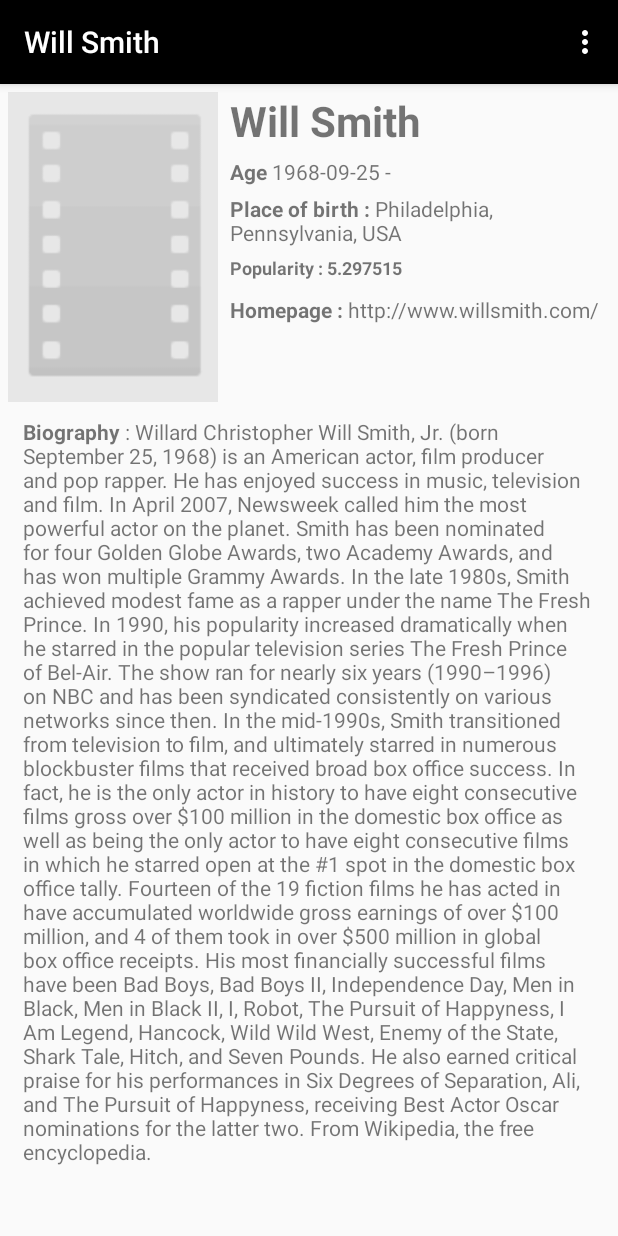
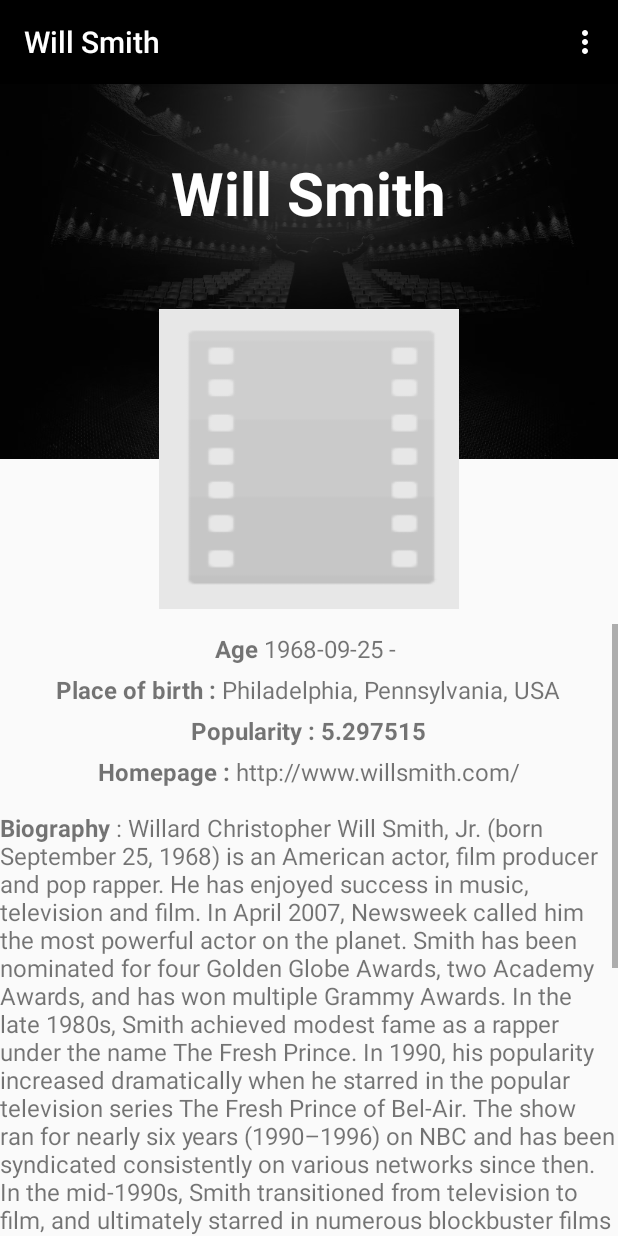
Before and after one commit to vp4655/filmster, an Android app: the screen it shows after launch (ActorDetailActivity), after a tap on "GET ACTOR", on a phone screen of 412 x 824 dp. Run offline under Robolectric (Android 15) with nearby library versions, the light colour scheme and no system bars; our stand-ins replace Volley; network calls fail; pictures from the network do not load; 1 statement that could not run was skipped.

Commit message:
Changed actord activity design.

```diff
--- a/DM_app3/app/src/main/java/hr/fer/dm/dm_app3/ActorDetailActivity.java
+++ b/DM_app3/app/src/main/java/hr/fer/dm/dm_app3/ActorDetailActivity.java
@@ -13,6 +13,7 @@
 
 import com.squareup.picasso.Picasso;
 
+import hr.fer.dm.dm_app3.ImageTransformations.CircleTransformation;
 import hr.fer.dm.dm_app3.ListViewItems.Actor;
 
 public class ActorDetailActivity extends AppCompatActivity {
@@ -60,7 +61,7 @@
                 startActivity(web);
             }
         });
-        Picasso.with(this).load(actor.getProfilePictureUrl()).placeholder(R.drawable.large_movie_poster).into(ivProfilePicture);
+        Picasso.with(this).load(actor.getProfilePictureUrl()).transform(new CircleTransformation()).placeholder(R.drawable.large_movie_poster).into(ivProfilePicture);
     }
 
     @Override
--- /dev/null
+++ b/DM_app3/app/src/main/java/hr/fer/dm/dm_app3/ImageTransformations/circleTransformation.java
@@ -0,0 +1,46 @@
+package hr.fer.dm.dm_app3.ImageTransformations;
+
+/**
+ * Created by Valentino on 16.12.2015..
+ */
+import android.graphics.Bitmap;
+import android.graphics.BitmapShader;
+import android.graphics.Canvas;
+import android.graphics.Paint;
+
+import com.squareup.picasso.Transformation;
+
+public class CircleTransformation implements Transformation {
+    @Override
+    public Bitmap transform(Bitmap source) {
+        int size = Math.min(source.getWidth(), source.getHeight());
+
+        int x = (source.getWidth() - size) / 2;
+        int y = (source.getHeight() - size) / 8;
+
+        Bitmap squaredBitmap = Bitmap.createBitmap(source, x, y, size, size);
+        if (squaredBitmap != source) {
+            source.recycle();
+        }
+
+        Bitmap bitmap = Bitmap.createBitmap(size, size, source.getConfig());
+
+        Canvas canvas = new Canvas(bitmap);
+        Paint paint = new Paint();
+        BitmapShader shader = new BitmapShader(squaredBitmap,
+                BitmapShader.TileMode.CLAMP, BitmapShader.TileMode.CLAMP);
+        paint.setShader(shader);
+        paint.setAntiAlias(true);
+
+        float r = size / 2f;
+        canvas.drawCircle(r, r, r, paint);
+
+        squaredBitmap.recycle();
+        return bitmap;
+    }
+
+    @Override
+    public String key() {
+        return "circle";
+    }
+}
--- a/DM_app3/app/src/main/res/layout/activity_actor_detail.xml
+++ b/DM_app3/app/src/main/res/layout/activity_actor_detail.xml
@@ -2,78 +2,55 @@
     xmlns:tools="http://schemas.android.com/tools"
     android:layout_width="match_parent"
     android:layout_height="match_parent"
-    android:padding="5dp"
+    android:orientation="vertical"
     tools:context=".BoxOfficeDetailActivity" >
 
     <!-- @drawable/large_movie_poster sourced from
          http://content8.flixster.com/movie/11/15/86/11158674_pro.jpg -->
+    <RelativeLayout
+        android:layout_width="match_parent"
+        android:layout_height="wrap_content"
+        android:id="@+id/topLayout">
         <ImageView
-        android:id="@+id/ivProfileImage"
-        android:layout_width="140dp"
+            android:id="@+id/coverPicture"
+            android:layout_width="fill_parent"
             android:layout_height="wrap_content"
-        android:layout_alignParentLeft="true"
-        android:layout_alignParentTop="true"
-        android:maxHeight="240dp"
+            android:maxHeight="250dp"
             android:scaleType="fitXY"
             android:adjustViewBounds="true"
-        android:src="@drawable/large_movie_poster" />
-
+            android:src="@drawable/actor_bg"
+            />
 
         <TextView
             android:id="@+id/tvName"
             android:layout_width="wrap_content"
             android:layout_height="wrap_content"
-        android:layout_alignTop="@+id/ivProfileImage"
             android:textStyle="bold"
-        android:layout_marginLeft="8dp"
-        android:layout_toRightOf="@+id/ivProfileImage"
-        android:text="Joe Getto"
-        android:textSize="28sp" />
+            android:layout_centerHorizontal="true"
+            android:layout_marginTop="45dp"
+            android:text="@string/actor_default_name"
+            android:textSize="40sp"
+            android:textColor="#ffffff"/>
 
-    <TextView
-        android:id="@+id/tvDate"
-        android:layout_width="wrap_content"
+    </RelativeLayout>
+
+    <RelativeLayout
+        android:layout_width="match_parent"
         android:layout_height="wrap_content"
-        android:layout_alignLeft="@+id/tvName"
-        android:layout_below="@+id/tvName"
-        android:layout_marginTop="5dp"
-        android:text="1993.28.01 - "
-        android:textSize="14sp" />
+        android:id="@+id/bottomLayout"
+        android:layout_below="@+id/topLayout"
+        android:layout_alignParentBottom="true">
 
-    <TextView
-        android:id="@+id/tvPlaceOfBirth"
-        android:layout_width="wrap_content"
-        android:layout_height="wrap_content"
-        android:layout_alignLeft="@+id/tvDate"
-        android:layout_below="@+id/tvDate"
-        android:layout_marginTop="5dp"
-        android:text="Staten Island, New York"
-        android:textSize="14sp" />
+        <RelativeLayout
+            android:layout_width="match_parent"
+            android:layout_height="100dp"
+            android:id="@+id/bottomTopLayout"></RelativeLayout>
 
-    <TextView
-        android:id="@+id/tvPopularity"
-        android:layout_width="wrap_content"
-        android:layout_height="wrap_content"
-        android:layout_alignLeft="@+id/tvPlaceOfBirth"
-        android:layout_below="@+id/tvPlaceOfBirth"
-        android:layout_marginTop="5dp"
-        android:text="Popularity : 8.1"
-        android:textSize="12sp" />
-
-    <TextView
-        android:id="@+id/tvHomepage"
-        android:layout_width="wrap_content"
+        <ScrollView
+            android:layout_width="match_parent"
             android:layout_height="wrap_content"
             android:layout_marginTop="10dp"
-        android:layout_below="@+id/tvPopularity"
-        android:layout_alignLeft="@+id/tvPopularity"
-        android:text="HOMEPAGE"/>
-
-    <ScrollView
-        android:layout_width="wrap_content"
-        android:layout_height="wrap_content"
-        android:layout_below="@+id/ivProfileImage"
-        android:layout_margin="10dp" >
+            android:layout_below="@+id/bottomTopLayout">
 
             <LinearLayout
                 android:layout_width="match_parent"
@@ -81,12 +58,65 @@
                 android:orientation="vertical" >
 
                 <TextView
+                    android:id="@+id/tvDate"
+                    android:layout_width="wrap_content"
+                    android:layout_height="wrap_content"
+                    android:layout_marginTop="5dp"
+                    android:layout_gravity="center"
+                    android:text="@string/actor_default_birth"
+                    android:textSize="16sp" />
+
+                <TextView
+                    android:id="@+id/tvPlaceOfBirth"
+                    android:layout_width="wrap_content"
+                    android:layout_height="wrap_content"
+                    android:layout_marginTop="5dp"
+                    android:layout_gravity="center"
+                    android:text="@string/actor_default_place_of_birth"
+                    android:textSize="16sp" />
+
+                <TextView
+                    android:id="@+id/tvPopularity"
+                    android:layout_width="wrap_content"
+                    android:layout_height="wrap_content"
+                    android:layout_gravity="center"
+                    android:layout_marginTop="5dp"
+                    android:text="@string/actor_default_popularity"
+                    android:textSize="16sp" />
+
+                <TextView
+                    android:id="@+id/tvHomepage"
+                    android:layout_width="wrap_content"
+                    android:layout_height="wrap_content"
+                    android:layout_marginTop="5dp"
+                    android:layout_gravity="center"
+                    android:textSize="16sp"
+                    android:text="@string/actor_default_homepage"/>
+
+                <TextView
                     android:id="@+id/tvBiography"
                     android:layout_width="wrap_content"
                     android:layout_height="wrap_content"
-                android:text="This is an excellent movie that has action and romance" />
+                    android:layout_marginTop="15dp"
+                    android:textSize="16sp"
+                    android:text="@string/actor_default_text" />
 
             </LinearLayout>
         </ScrollView>
 
     </RelativeLayout>
+
+    <ImageView
+        android:id="@+id/ivProfileImage"
+        android:layout_width="200dp"
+        android:layout_height="wrap_content"
+        android:maxHeight="200dp"
+        android:layout_above ="@+id/bottomLayout"
+        android:layout_centerHorizontal="true"
+        android:layout_marginBottom="-100dp"
+        android:scaleType="fitXY"
+        android:adjustViewBounds="true"
+        android:src="@drawable/large_movie_poster"
+        />
+
+</RelativeLayout>
--- a/DM_app3/app/src/main/res/values/strings.xml
+++ b/DM_app3/app/src/main/res/values/strings.xml
@@ -5,6 +5,10 @@
     <string name="section_format">Hello World from section: %1$d</string>
     <string name="actor_btn">Get Actor</string>
     <string name="title_activity_actor_detail">ActorDetailActivity</string>
-
-    <string name="hello_world">Hello world!</string>
+    <string name="actor_default_name">John Doe</string>
+    <string name="actor_default_birth">1993.28.01 - </string>
+    <string name="actor_default_place_of_birth">Staten Island, New York</string>
+    <string name="actor_default_popularity">Popularity : 8.1</string>
+    <string name="actor_default_homepage">HOMEPAGE</string>
+    <string name="actor_default_text">This is an excellent actor that acted in action and romance</string>
 </resources>
```
Also changed, not shown: DM_app3/app/src/main/res/drawable-hdpi/actor_bg.9.png (added), DM_app3/app/src/main/res/drawable-mdpi/actor_bg.9.png (added), DM_app3/app/src/main/res/drawable-xhdpi/actor_bg.9.png (added), DM_app3/app/src/main/res/drawable-xxhdpi/actor_bg.9.png (added), DM_app3/app/src/main/res/drawable-xxxhdpi/actor_bg.9.png (added), DM_app3/app/src/main/res/drawable/actor_bg.9.png (added). Lines whose indentation alone changed are shown as unchanged.
